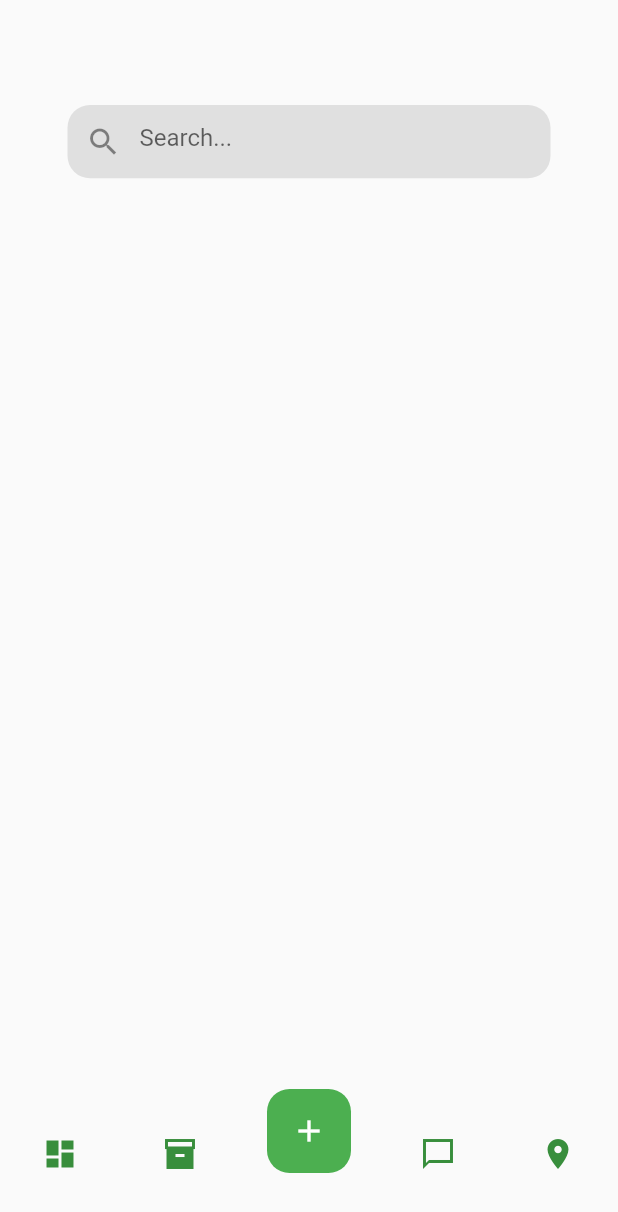
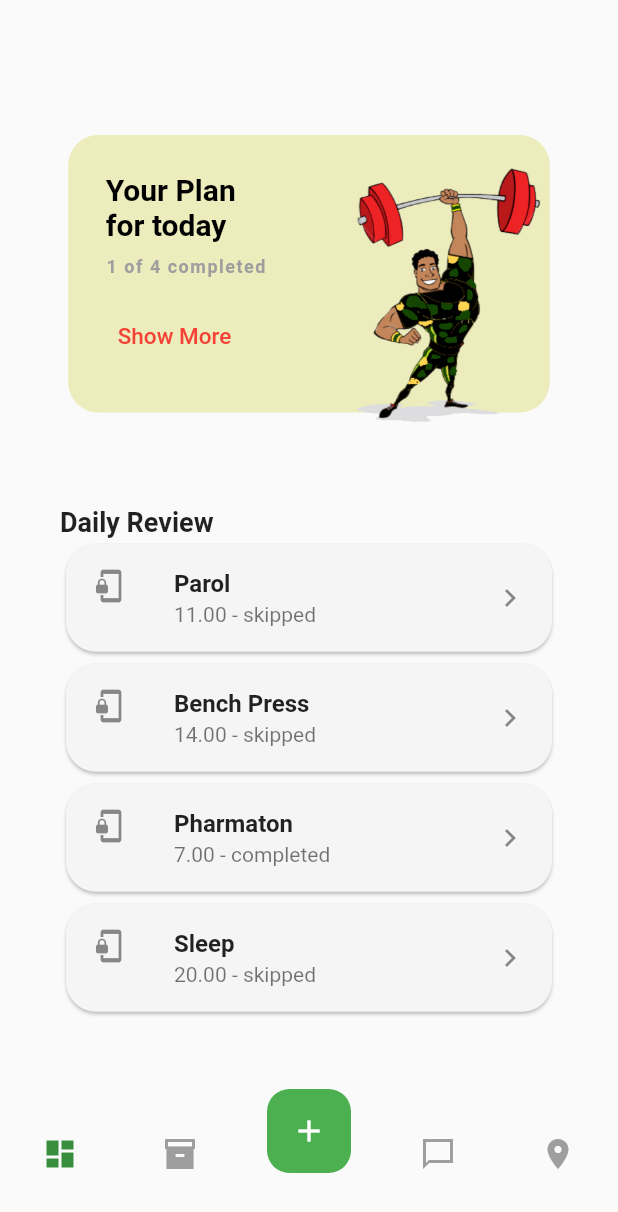
Before and after one commit to AhmetBoraBolat/reminder_app, a Flutter app: the screen it shows after launch, on a phone screen of 412 x 824 dp. Shown: the top 1212 px of the screen. Run offline on Flutter 3.47's test engine with Material 2 defaults, Android fonts, the phone set to English and light mode, and no system bars.

Commit message:
Project completed

```diff
--- a/lib/main.dart
+++ b/lib/main.dart
@@ -11,10 +11,17 @@ class MyApp extends StatelessWidget {
   // This widget is the root of your application.
   @override
   Widget build(BuildContext context) {
-    return const MaterialApp(
+    return MaterialApp(
       title: 'Reminder app',
       debugShowCheckedModeBanner: false,
-      home: HomeScreen(),
+      theme: ThemeData().copyWith(
+        cardTheme: CardTheme(
+          shape:
+              RoundedRectangleBorder(borderRadius: BorderRadius.circular(20)),
+          color: Colors.grey[100],
+        ),
+      ),
+      home: const HomeScreen(),
     );
   }
 }
--- a/lib/screens/homescreen.dart
+++ b/lib/screens/homescreen.dart
@@ -1,4 +1,7 @@
 import 'package:flutter/material.dart';
+
+import '../util/dashboard_card.dart';
+import '../util/dashboard_uicard.dart';
 
 class HomeScreen extends StatefulWidget {
   const HomeScreen({super.key});
@@ -13,42 +16,53 @@ class _HomeScreenState extends State<HomeScreen> {
   @override
   Widget build(BuildContext context) {
     return Scaffold(
-        body: Padding(
+        body: const Padding(
           // SEARCH BAR
-          padding: const EdgeInsets.only(top: 70, right: 45, left: 45),
+          padding: EdgeInsets.only(top: 40, right: 40, left: 40),
           child: Column(
             children: [
               Expanded(
-                flex: 1,
-                child: Container(
-                  width: double.infinity,
-                  height: 40,
-                  decoration: BoxDecoration(
-                    color: Colors.grey[300],
-                    borderRadius: BorderRadius.circular(15),
-                  ),
-                  child: const Center(
-                    child: TextField(
-                      decoration: InputDecoration(
-                        prefixIcon: Icon(Icons.search_sharp),
-                        iconColor: Colors.grey,
-                        hintText: 'Search...',
-                        border: InputBorder.none,
-                      ),
-                    ),
-                  ),
-                ),
-              ),
-              Expanded(
-                // İMAGE GELECEK İMAGE DE GÜNLÜK PLANIN KAÇI TAMAMLANDIĞI GÖZÜKECEK
-                flex: 6,
-                child: Container(),
+                flex: 5,
+                // Dashboard 'Your plan for today!' card
+                child: DashUICard(),
               ),
               Expanded(
                 // GÜNLÜK PLANLAR GÖZÜKECEK KART ŞEKLİNDE SOL DA İKON ORTADA BÜYÜK BİR BAŞLIK ALTTA SAAT SAĞDA SAĞA DOĞRU OK
                 flex: 7,
-                child: Container(),
-              )
+                child: Column(
+                  mainAxisSize: MainAxisSize.max,
+                  crossAxisAlignment: CrossAxisAlignment.stretch,
+                  children: [
+                    Text(
+                      'Daily Review',
+                      style:
+                          TextStyle(fontSize: 18, fontWeight: FontWeight.bold),
+                    ),
+                    /////KARTLAR BURDA OLCAK
+
+                    DashCard(
+                      taskName: 'Parol',
+                      taskTime: '11.00',
+                      taskCompleted: false,
+                    ),
+                    DashCard(
+                      taskName: 'Bench Press',
+                      taskTime: '14.00',
+                      taskCompleted: false,
+                    ),
+                    DashCard(
+                      taskName: 'Pharmaton',
+                      taskTime: '7.00',
+                      taskCompleted: true,
+                    ),
+                    DashCard(
+                      taskName: 'Sleep',
+                      taskTime: '20.00',
+                      taskCompleted: false,
+                    ),
+                  ],
+                ),
+              ),
             ],
           ),
         ),
@@ -103,12 +117,12 @@ class _HomeScreenState extends State<HomeScreen> {
                   child: MaterialButton(
                     minWidth: 80,
                     onPressed: () {/* işlem yapılacak */},
-                    child: Column(
+                    child: const Column(
                       mainAxisAlignment: MainAxisAlignment.center,
                       children: [
                         Icon(
                           Icons.inventory_2_sharp,
-                          color: Colors.green[700],
+                          color: Colors.grey,
                         )
                       ],
                     ),
@@ -124,12 +138,12 @@ class _HomeScreenState extends State<HomeScreen> {
                   child: MaterialButton(
                     minWidth: 80,
                     onPressed: () {/* işlem yapılacak */},
-                    child: Column(
+                    child: const Column(
                       mainAxisAlignment: MainAxisAlignment.center,
                       children: [
                         Icon(
                           Icons.chat_bubble_outline_sharp,
-                          color: Colors.green[700],
+                          color: Colors.grey,
                         )
                       ],
                     ),
@@ -140,12 +154,12 @@ class _HomeScreenState extends State<HomeScreen> {
                   child: MaterialButton(
                     minWidth: 80,
                     onPressed: () {/* işlem yapılacak */},
-                    child: Column(
+                    child: const Column(
                       mainAxisAlignment: MainAxisAlignment.center,
                       children: [
                         Icon(
                           Icons.location_on,
-                          color: Colors.green[700],
+                          color: Colors.grey,
                         )
                       ],
                     ),
--- a/lib/screens/reminder_box.dart
+++ /dev/null
@@ -1,28 +0,0 @@
-import 'package:flutter/material.dart';
-
-class ReminderBox extends StatelessWidget {
-  final String reminderText;
-
-  const ReminderBox({
-    super.key,
-    required this.reminderText,
-  });
-
-  @override
-  Widget build(BuildContext context) {
-    return Padding(
-      padding: const EdgeInsets.all(10.0),
-      child: Container(
-        decoration: BoxDecoration(
-          border: Border.all(
-            width: 3,
-            color: Colors.black,
-          ),
-          borderRadius: BorderRadius.circular(20),
-          color: Colors.blue[200],
-        ),
-        child: Text(reminderText),
-      ),
-    );
-  }
-}
--- /dev/null
+++ b/lib/util/dashboard_card.dart
@@ -0,0 +1,32 @@
+import 'package:flutter/material.dart';
+
+class DashCard extends StatelessWidget {
+  final String taskName;
+  final String taskTime;
+  final bool taskCompleted;
+  const DashCard({
+    super.key,
+    required this.taskName,
+    required this.taskTime,
+    required this.taskCompleted,
+  });
+
+  @override
+  Widget build(BuildContext context) {
+    return Card(
+      child: ListTile(
+        onTap: () {},
+        title: Text(
+          taskName, // yeni reminder eklerken elle girilecek kısım
+          style: const TextStyle(fontWeight: FontWeight.bold),
+        ),
+        subtitle: Text(
+          '$taskTime - ${taskCompleted ? 'completed' : 'skipped'}',
+        ), // completed seçeneği tick olacak diğer screen de
+        leading: const Icon(Icons
+            .phonelink_lock), // Eklenen hatırlatma ne ile alakalıysa o icon
+        trailing: const Icon(Icons.chevron_right), // sabit ikon
+      ),
+    );
+  }
+}
--- /dev/null
+++ b/lib/util/dashboard_uicard.dart
@@ -0,0 +1,78 @@
+import 'package:flutter/material.dart';
+
+class DashUICard extends StatelessWidget {
+  const DashUICard({super.key});
+
+  @override
+  Widget build(BuildContext context) {
+    return Padding(
+      padding: const EdgeInsets.only(top: 50),
+      child: Stack(
+        children: [
+          Container(
+            decoration: BoxDecoration(
+              borderRadius: BorderRadius.circular(20),
+              color: const Color.fromARGB(255, 236, 236, 188),
+            ),
+            width: 321,
+            height: 185,
+            child: Padding(
+              padding: const EdgeInsets.only(top: 25, left: 25),
+              child: Column(
+                crossAxisAlignment: CrossAxisAlignment.start,
+                children: [
+                  const Text(
+                    'Your Plan',
+                    style: TextStyle(
+                      color: Colors.black,
+                      fontSize: 20,
+                      fontWeight: FontWeight.bold,
+                    ),
+                  ),
+                  const Text(
+                    'for today',
+                    style: TextStyle(
+                      color: Colors.black,
+                      fontSize: 20,
+                      fontWeight: FontWeight.bold,
+                    ),
+                  ),
+                  const SizedBox(
+                    height: 10,
+                  ),
+                  const Text(
+                    '1 of 4 completed',
+                    style: TextStyle(
+                        color: Colors.grey,
+                        fontSize: 12,
+                        letterSpacing: 1,
+                        fontWeight: FontWeight.bold),
+                  ),
+                  const SizedBox(
+                    height: 15,
+                  ),
+                  TextButton(
+                    onPressed: () {},
+                    child: const Text(
+                      'Show More',
+                      style: TextStyle(
+                        color: Colors.red,
+                        fontSize: 15,
+                      ),
+                    ),
+                  ),
+                ],
+              ),
+            ),
+          ),
+          Positioned(
+              height: 180,
+              width: 180,
+              right: -20,
+              bottom: 50,
+              child: Image.asset('assets/images/reminderapp.png'))
+        ],
+      ),
+    );
+  }
+}
--- a/pubspec.yaml
+++ b/pubspec.yaml
@@ -59,8 +59,8 @@ flutter:
   uses-material-design: true
 
   # To add assets to your application, add an assets section, like this:
-  # assets:
-  #   - images/a_dot_burr.jpeg
+  assets:
+    - assets/images/
   #   - images/a_dot_ham.jpeg
 
   # An image asset can refer to one or more resolution-specific "variants", see
```
Also changed, not shown: assets/images/reminderapp.png (added), 1 other file.
